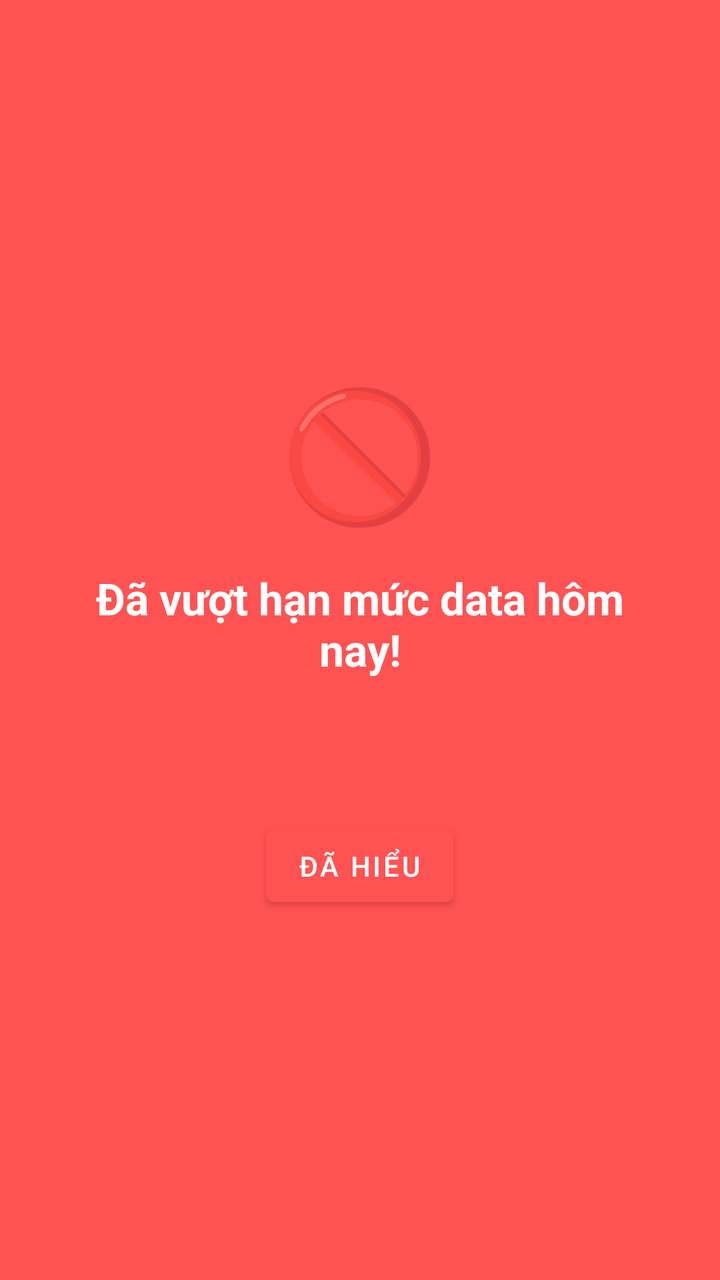
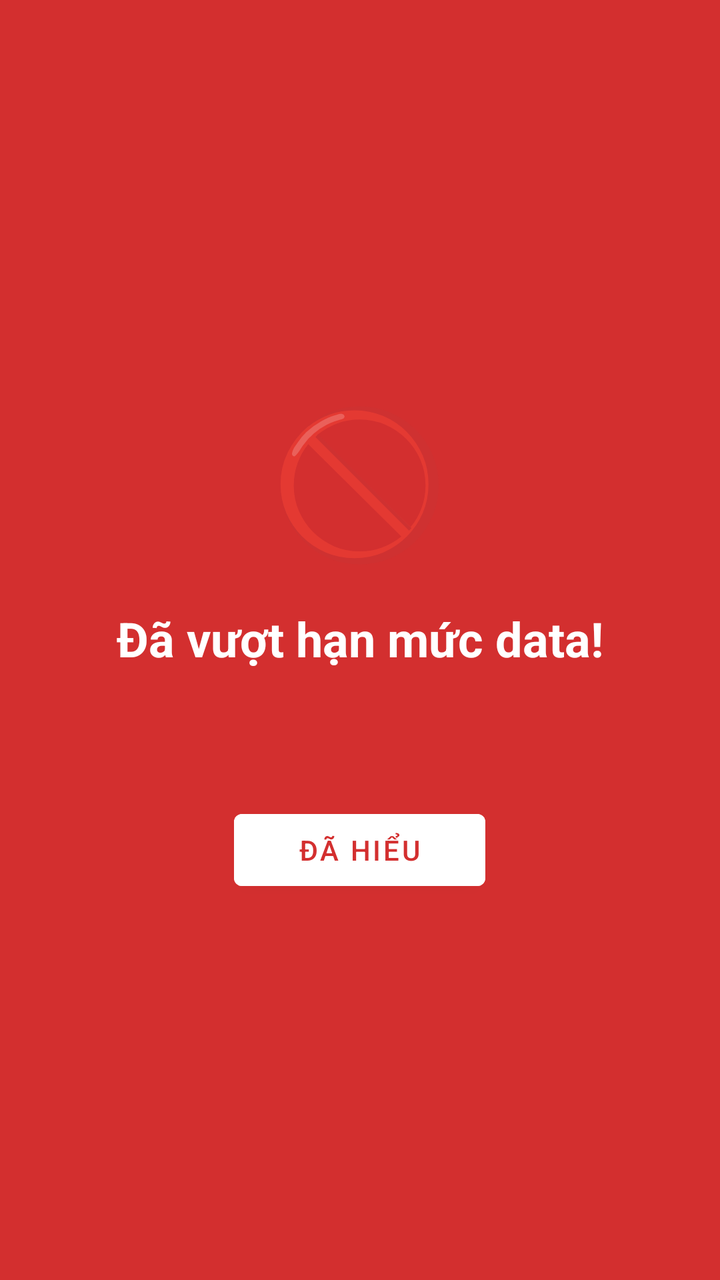

Screens rendered from an Android XML layout before and after an edit, with the pre-edit source and the edit as a unified diff.
<!-- AndroidManifest.xml: activity theme Theme.DataMonitor.Alert -->
<!-- res/layout/activity_alert.xml -->
<?xml version="1.0" encoding="utf-8"?>
<LinearLayout xmlns:android="http://schemas.android.com/apk/res/android"
    android:layout_width="match_parent"
    android:layout_height="match_parent"
    android:orientation="vertical"
    android:gravity="center"
    android:padding="32dp"
    android:background="@color/accent">

    <TextView
        android:layout_width="wrap_content"
        android:layout_height="wrap_content"
        android:text="🚫"
        android:textSize="64sp"
        android:layout_marginBottom="16dp" />

    <TextView
        android:layout_width="wrap_content"
        android:layout_height="wrap_content"
        android:text="Đã vượt hạn mức data hôm nay!"
        android:textSize="22sp"
        android:textStyle="bold"
        android:textColor="@color/white"
        android:gravity="center"
        android:layout_marginBottom="16dp" />

    <TextView
        android:id="@+id/tvMessage"
        android:layout_width="match_parent"
        android:layout_height="wrap_content"
        android:text=""
        android:textSize="16sp"
        android:textColor="@color/white"
        android:gravity="center"
        android:layout_marginBottom="32dp" />

    <Button
        android:id="@+id/btnDismiss"
        android:layout_width="wrap_content"
        android:layout_height="wrap_content"
        android:text="Đã hiểu" />

</LinearLayout>
<!-- resources referenced by this layout -->
<resources>
  <color name="accent">#FF5252</color>
  <color name="white">#FFFFFF</color>
  <style name="Theme.DataMonitor.Alert" parent="Theme.MaterialComponents.DayNight.NoActionBar">
          <item name="colorPrimary">@color/accent</item>
          <item name="android:windowBackground">@color/accent</item>
          <item name="android:windowIsTranslucent">false</item>
      </style>
</resources>

<!-- the commit's change to res/layout/activity_alert.xml (unified diff, before → after) -->
@@ -5,39 +5,41 @@
     android:orientation="vertical"
     android:gravity="center"
     android:padding="32dp"
-    android:background="@color/accent">
+    android:background="#D32F2F">
 
     <TextView
         android:layout_width="wrap_content"
         android:layout_height="wrap_content"
         android:text="🚫"
-        android:textSize="64sp"
-        android:layout_marginBottom="16dp" />
+        android:textSize="72sp"
+        android:layout_marginBottom="16dp"/>
 
     <TextView
         android:layout_width="wrap_content"
         android:layout_height="wrap_content"
-        android:text="Đã vượt hạn mức data hôm nay!"
-        android:textSize="22sp"
+        android:text="Đã vượt hạn mức data!"
+        android:textSize="24sp"
         android:textStyle="bold"
-        android:textColor="@color/white"
+        android:textColor="#FFFFFF"
         android:gravity="center"
-        android:layout_marginBottom="16dp" />
+        android:layout_marginBottom="12dp"/>
 
     <TextView
         android:id="@+id/tvMessage"
         android:layout_width="match_parent"
         android:layout_height="wrap_content"
-        android:text=""
         android:textSize="16sp"
-        android:textColor="@color/white"
+        android:textColor="#FFCDD2"
         android:gravity="center"
-        android:layout_marginBottom="32dp" />
+        android:layout_marginBottom="32dp"/>
 
     <Button
         android:id="@+id/btnDismiss"
         android:layout_width="wrap_content"
-        android:layout_height="wrap_content"
-        android:text="Đã hiểu" />
+        android:layout_height="48dp"
+        android:text="Đã hiểu"
+        android:paddingHorizontal="32dp"
+        android:backgroundTint="#FFFFFF"
+        android:textColor="#D32F2F"/>
 
 </LinearLayout>
<!-- resource entries referenced after the edit -->
@@ -1,10 +1,8 @@
 <!-- resources referenced by this layout -->
 <resources>
-  <color name="accent">#FF5252</color>
-  <color name="white">#FFFFFF</color>
   <style name="Theme.DataMonitor.Alert" parent="Theme.MaterialComponents.DayNight.NoActionBar">
-          <item name="colorPrimary">@color/accent</item>
-          <item name="android:windowBackground">@color/accent</item>
+          <item name="colorPrimary">#D32F2F</item>
+          <item name="android:windowBackground">#D32F2F</item>
           <item name="android:windowIsTranslucent">false</item>
       </style>
 </resources>
